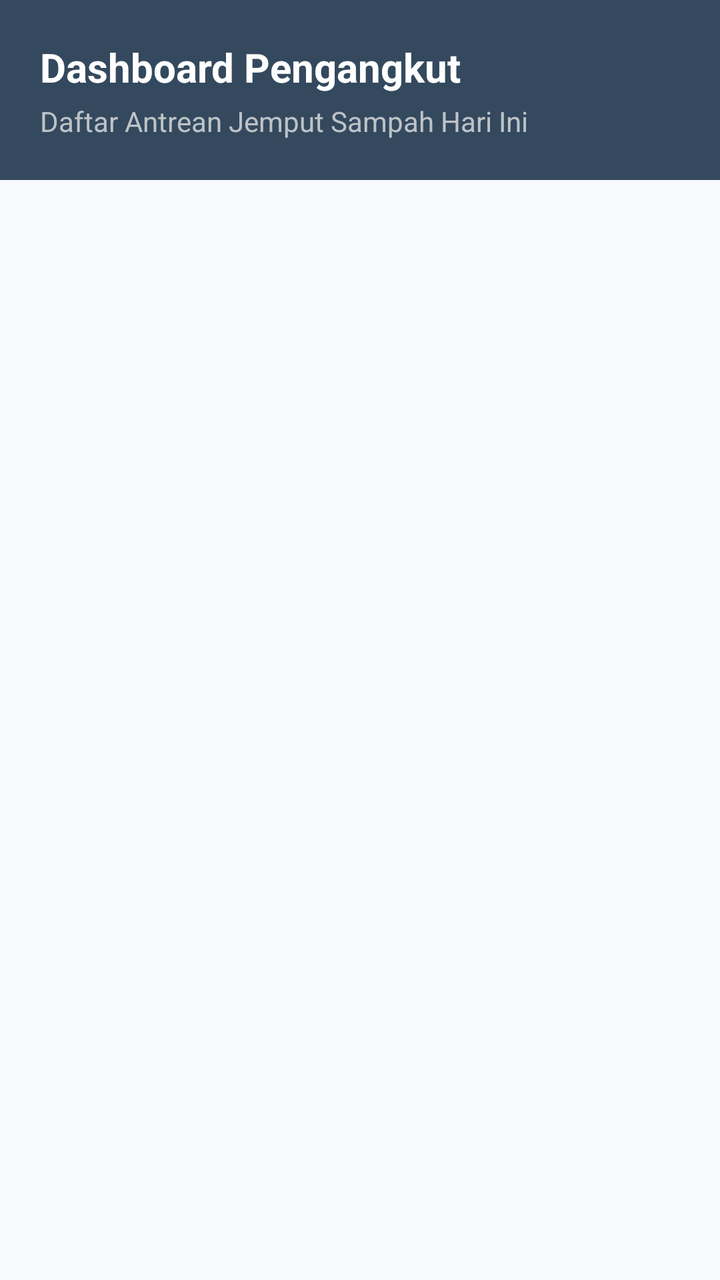
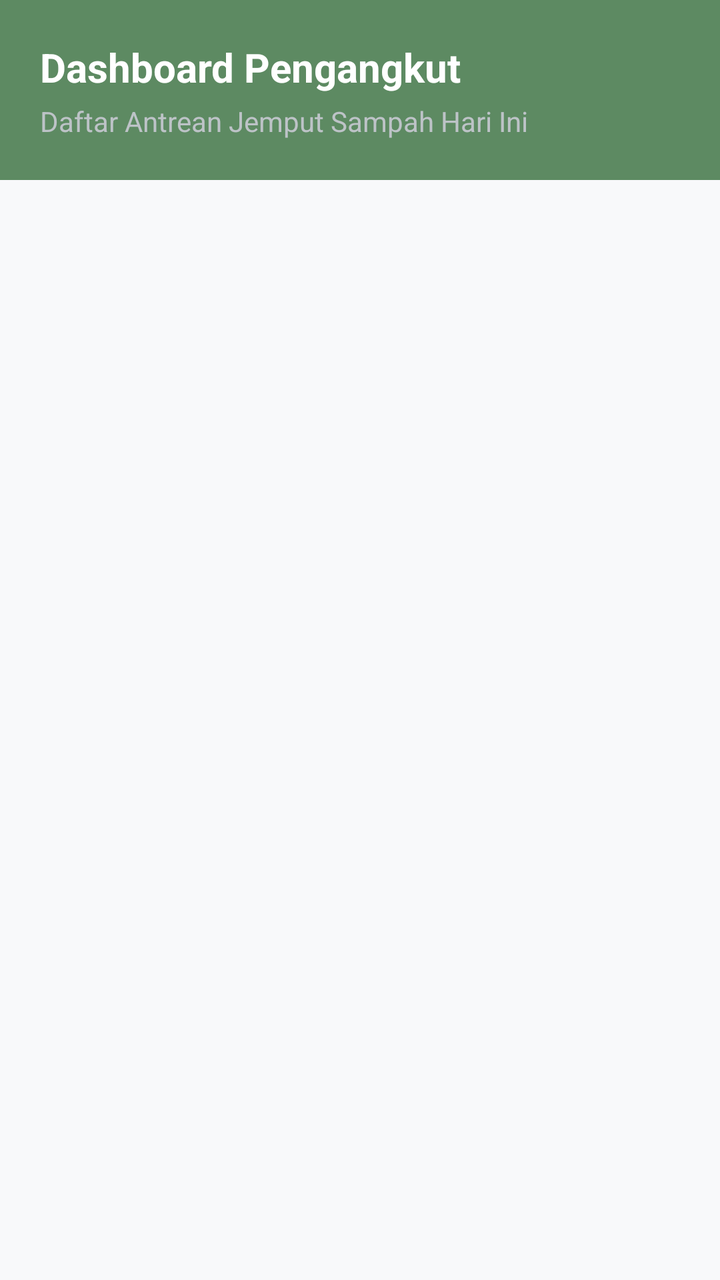

Before-and-after screenshots of an Android layout around one commit, followed by the original layout XML and the change that was made.
<!-- AndroidManifest.xml: application theme Theme.BankSampahDigital -->
<!-- res/layout/activity_dashboard_pengangkut.xml -->
<?xml version="1.0" encoding="utf-8"?>
<LinearLayout
    xmlns:android="http://schemas.android.com/apk/res/android"
    xmlns:app="http://schemas.android.com/apk/res-auto"
    xmlns:tools="http://schemas.android.com/tools"
    android:layout_width="match_parent"
    android:layout_height="match_parent"
    android:orientation="vertical"
    android:background="#F8F9FA"
    tools:context=".DashboardPengangkutActivity">

    <RelativeLayout
        android:layout_width="match_parent"
        android:layout_height="wrap_content"
        android:background="#34495E"
        android:padding="20dp">

        <TextView
            android:id="@+id/tvTitleDashboard"
            android:layout_width="wrap_content"
            android:layout_height="wrap_content"
            android:text="Dashboard Pengangkut"
            android:textColor="@android:color/white"
            android:textSize="20sp"
            android:textStyle="bold" />

        <TextView
            android:layout_width="wrap_content"
            android:layout_height="wrap_content"
            android:layout_below="@id/tvTitleDashboard"
            android:layout_marginTop="4dp"
            android:text="Daftar Antrean Jemput Sampah Hari Ini"
            android:textColor="#BDC3C7"
            android:textSize="14sp" />
    </RelativeLayout>

    <androidx.recyclerview.widget.RecyclerView
        android:id="@+id/rvDaftarTugas"
        android:layout_width="match_parent"
        android:layout_height="match_parent"
        android:paddingVertical="8dp"
        android:clipToPadding="false"
        tools:listitem="@layout/item_tugas" />

</LinearLayout>
<!-- res/layout/item_tugas.xml (included above) -->
<?xml version="1.0" encoding="utf-8"?>
<androidx.cardview.widget.CardView
    xmlns:android="http://schemas.android.com/apk/res/android"
    xmlns:app="http://schemas.android.com/apk/res-auto"
    android:layout_width="match_parent"
    android:layout_height="wrap_content"
    android:layout_marginHorizontal="16dp"
    android:layout_marginTop="8dp"
    android:layout_marginBottom="8dp"
    app:cardCornerRadius="10dp"
    app:cardElevation="4dp"
    android:clickable="true"
    android:focusable="true"
    android:foreground="?android:attr/selectableItemBackground"> <LinearLayout
    android:layout_width="match_parent"
    android:layout_height="wrap_content"
    android:orientation="vertical"
    android:padding="16dp">

    <TextView
        android:id="@+id/itemNamaWarga"
        android:layout_width="wrap_content"
        android:layout_height="wrap_content"
        android:text="Nama Warga"
        android:textColor="@android:color/black"
        android:textSize="16sp"
        android:textStyle="bold" />

    <TextView
        android:id="@+id/itemAlamatWarga"
        android:layout_width="wrap_content"
        android:layout_height="wrap_content"
        android:layout_marginTop="4dp"
        android:text="Alamat lengkap rumah warga"
        android:textColor="#555555"
        android:textSize="14sp" />

    <View
        android:layout_width="match_parent"
        android:layout_height="1dp"
        android:layout_marginVertical="8dp"
        android:background="#E0E0E0" />

    <TextView
        android:layout_width="wrap_content"
        android:layout_height="wrap_content"
        android:text="Klik untuk lihat detail &amp; navigasi"
        android:textColor="#2ECC71" android:textSize="12sp"
        android:textStyle="italic" />

</LinearLayout>
</androidx.cardview.widget.CardView>
<!-- resources referenced by this layout -->
<resources>
  <style name="Theme.BankSampahDigital" parent="Base.Theme.BankSampahDigital" />
  <style name="Base.Theme.BankSampahDigital" parent="Theme.Material3.DayNight.NoActionBar">
          
          
      </style>
</resources>

<!-- the commit's change to res/layout/activity_dashboard_pengangkut.xml (unified diff, before → after) -->
@@ -12,7 +12,7 @@
     <RelativeLayout
         android:layout_width="match_parent"
         android:layout_height="wrap_content"
-        android:background="#34495E"
+        android:background="@color/primary_green"
         android:padding="20dp">
 
         <TextView
<!-- resource entries referenced after the edit -->
@@ -1,5 +1,6 @@
 <!-- resources referenced by this layout -->
 <resources>
+  <color name="primary_green">#5D8A62</color>
   <style name="Theme.BankSampahDigital" parent="Base.Theme.BankSampahDigital" />
   <style name="Base.Theme.BankSampahDigital" parent="Theme.Material3.DayNight.NoActionBar">
           
